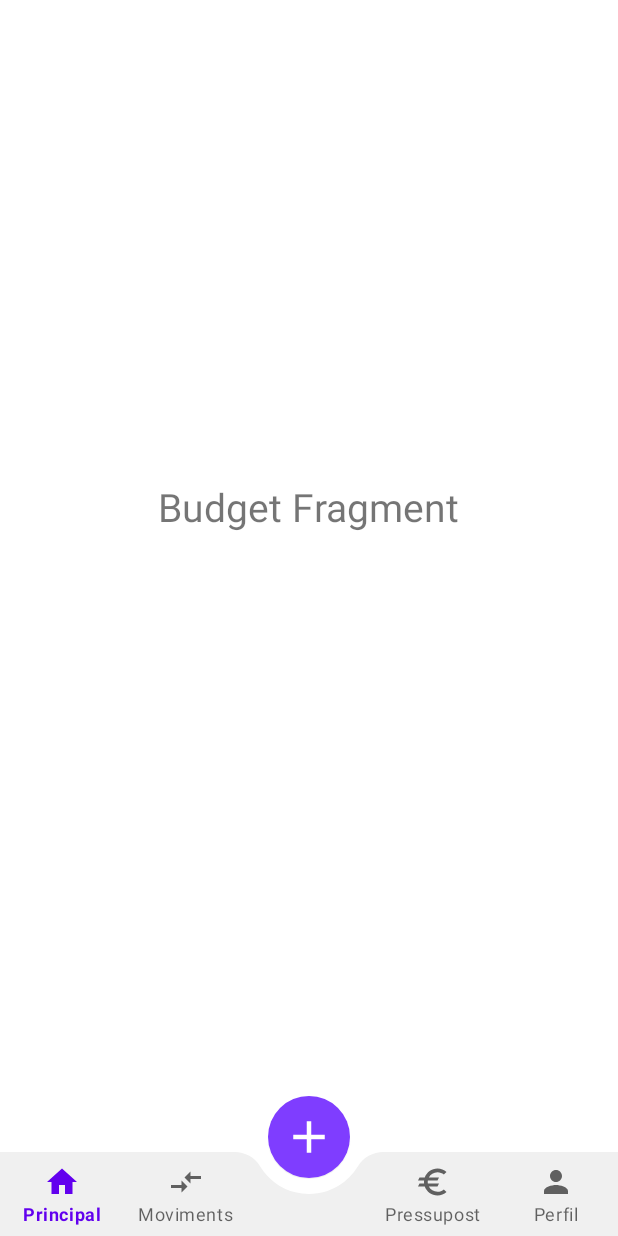
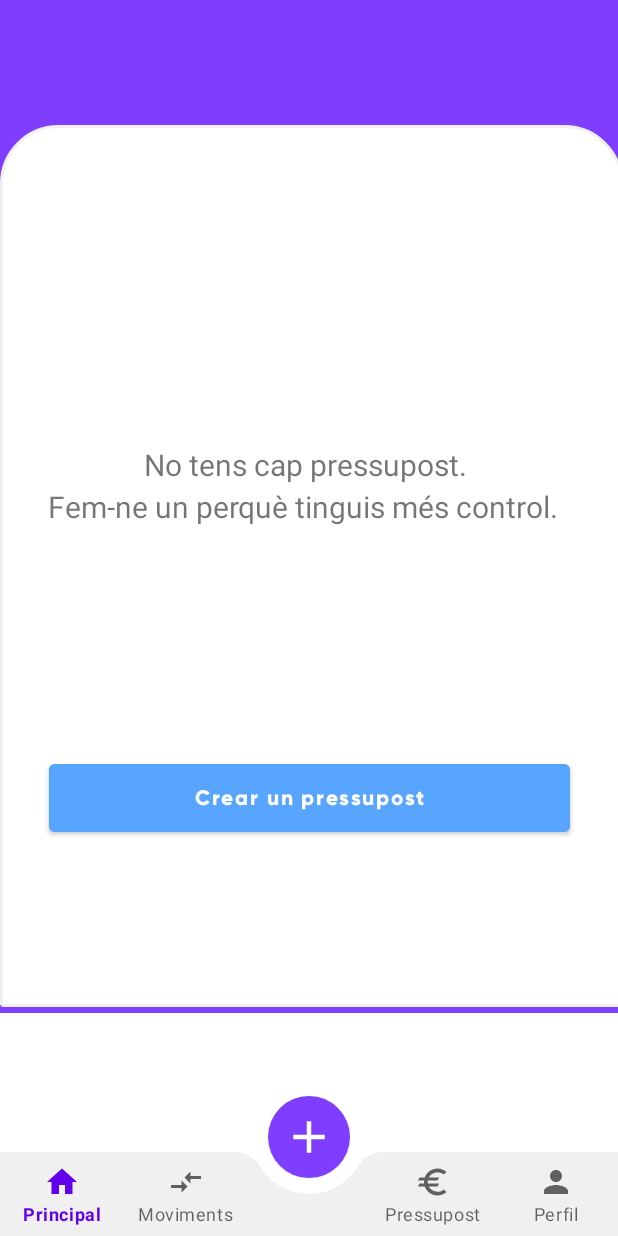
Before and after one commit to xvxnoah/Track-It, an Android app: the fragment BudgetFragment placed in its activity, on a phone screen of 412 x 824 dp. Run offline under Robolectric (Android 15) with nearby library versions, the phone set to English and light mode, and no system bars; our stand-ins replace Firebase (no records; nobody signed in at launch, a user with empty details on screens opened directly).

Commit message:
Disseny interfície pressupost

```diff
--- a/app/src/main/res/layout/fragment_budget.xml
+++ b/app/src/main/res/layout/fragment_budget.xml
@@ -1,17 +1,58 @@
 <?xml version="1.0" encoding="utf-8"?>
-<FrameLayout xmlns:android="http://schemas.android.com/apk/res/android"
+<androidx.constraintlayout.widget.ConstraintLayout xmlns:android="http://schemas.android.com/apk/res/android"
+    xmlns:app="http://schemas.android.com/apk/res-auto"
     xmlns:tools="http://schemas.android.com/tools"
     android:layout_width="match_parent"
     android:layout_height="match_parent"
-    android:background="@color/white"
-    tools:context=".BudgetFragment">
+    android:background="@color/lila"
+    tools:context=".HomeFragment">
 
-    <!-- TODO: Update blank fragment layout -->
+
+    <ImageView
+        android:id="@+id/imageView3"
+        android:layout_width="415dp"
+        android:layout_height="588dp"
+        android:layout_marginBottom="4dp"
+        app:layout_constraintBottom_toBottomOf="parent"
+        app:layout_constraintEnd_toEndOf="parent"
+        app:layout_constraintHorizontal_bias="0.0"
+        app:layout_constraintStart_toStartOf="parent"
+        app:srcCompat="@drawable/rounded_shape" />
+
+    <Button
+        android:id="@+id/createBudget2"
+        android:layout_width="347dp"
+        android:layout_height="57dp"
+        android:layout_gravity="center"
+        android:backgroundTint="@color/mainBlue"
+        android:fontFamily="@font/g_bold"
+        android:text="Crear un pressupost"
+        android:textAllCaps="false"
+        app:layout_constraintBottom_toBottomOf="parent"
+        app:layout_constraintEnd_toEndOf="parent"
+        app:layout_constraintStart_toStartOf="parent"
+        app:layout_constraintTop_toTopOf="parent"
+        app:layout_constraintVertical_bias="0.814" />
+
     <TextView
+        android:id="@+id/textView3"
         android:layout_width="wrap_content"
         android:layout_height="wrap_content"
-        android:layout_gravity="center"
-        android:text="@string/budget_fragment"
-        android:textSize="26sp"/>
+        android:layout_marginStart="96dp"
+        android:layout_marginBottom="352dp"
+        android:text="No tens cap pressupost."
+        android:textSize="20sp"
+        app:layout_constraintBottom_toBottomOf="parent"
+        app:layout_constraintStart_toStartOf="parent" />
 
-</FrameLayout>
+    <TextView
+        android:id="@+id/textView5"
+        android:layout_width="wrap_content"
+        android:layout_height="wrap_content"
+        android:layout_marginStart="32dp"
+        android:layout_marginBottom="324dp"
+        android:text="Fem-ne un perquè tinguis més control."
+        android:textSize="20sp"
+        app:layout_constraintBottom_toBottomOf="parent"
+        app:layout_constraintStart_toStartOf="parent" />
+</androidx.constraintlayout.widget.ConstraintLayout>
```
